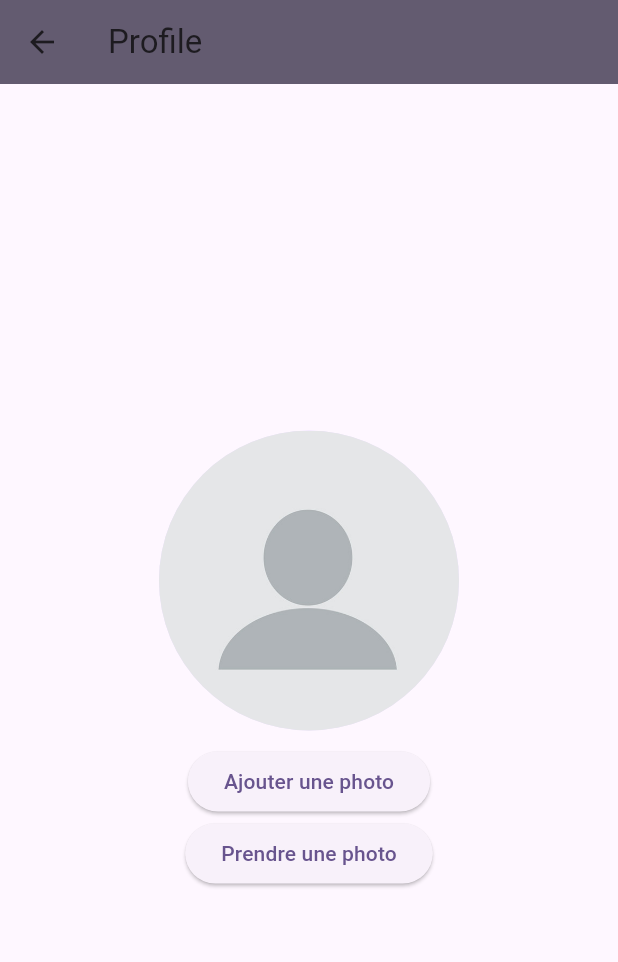
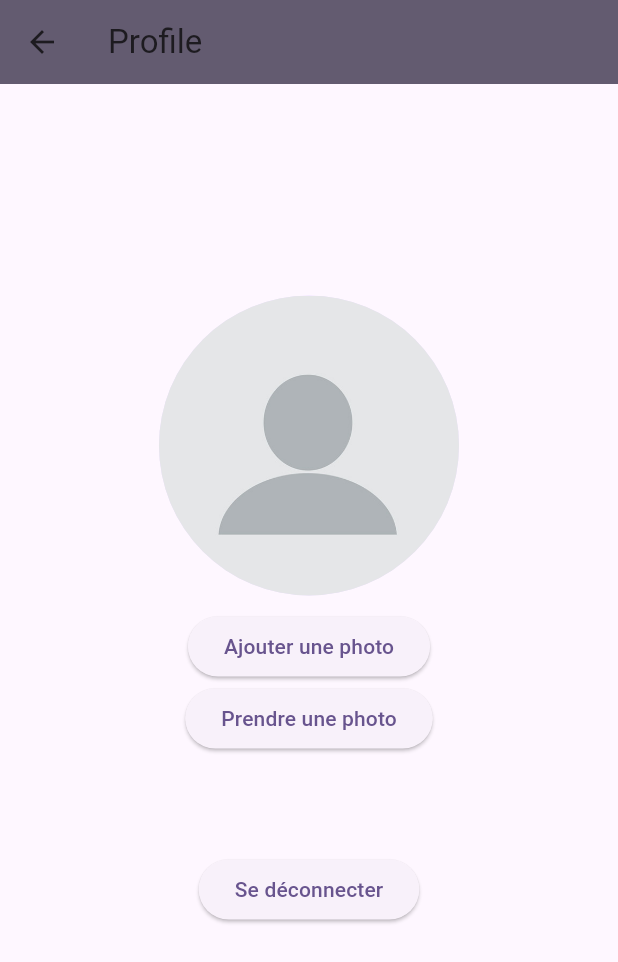
Before and after one commit to Kevin4815/Appli_music, a Flutter app: the ProfilePage screen opened directly, on a phone screen of 412 x 824 dp. Shown: the top 962 px of the screen. Run offline on Flutter 3.47's test engine with Material 3 defaults, Android fonts, the phone set to English and light mode, and no system bars; our stand-ins replace cloud_firestore, firebase_auth, firebase_core, image_picker; accounts and stored records are empty.

Commit message:
correction bug navbar après register

```diff
--- a/appli_music/lib/Auth/login.dart
+++ b/appli_music/lib/Auth/login.dart
@@ -151,7 +151,7 @@ class _LoginPage extends State<LoginPage> {
      );
   }
 
-  void singIn() async {
+  Future<void> singIn() async {
     String email = _emailController.text;
     String password = _passwordController.text;
     try {
--- a/appli_music/lib/Auth/music_style.dart
+++ b/appli_music/lib/Auth/music_style.dart
@@ -1,5 +1,6 @@
 
 import 'package:appli_music/navbar_screens/home_page.dart';
+import 'package:appli_music/navigation_bar/navigationbar.dart';
 import 'package:flutter/material.dart';
 import 'package:cloud_firestore/cloud_firestore.dart';
 
@@ -133,7 +134,7 @@ class _MusicStyle extends State<MusicStyle> {
         context,
         MaterialPageRoute(
           builder: (context) =>
-              MyHomePage(title: 'Styles', id: userId),
+              NavTab(title: 'Styles', id: userId),
         ),
      );
   }
--- a/appli_music/lib/navbar_screens/profile_page.dart
+++ b/appli_music/lib/navbar_screens/profile_page.dart
@@ -1,5 +1,6 @@
 import 'dart:io';
 
+import 'package:firebase_auth/firebase_auth.dart';
 import 'package:flutter/material.dart';
 import 'package:image_picker/image_picker.dart';
 
@@ -41,16 +42,11 @@ class _ProfilePage extends State<ProfilePage> {
   Widget build(BuildContext context) {
     Widget title = Container(
       alignment: Alignment.topCenter,
-      constraints: const BoxConstraints(maxHeight: 170.0),
-      padding: const EdgeInsets.all(16.0),
+      constraints: const BoxConstraints(maxHeight: 50.0),
+      padding: const EdgeInsets.all(5.0),
       child: Column(
         mainAxisAlignment: MainAxisAlignment.center,
         children: [
-          const Column(
-            children: [
-              //ElevatedButton(onPressed: onPressed, child: "Se déconnecter")
-            ],
-          ),
           CircleAvatar(
             radius: 100.0,
             backgroundImage: _profileImage,
@@ -63,6 +59,16 @@ class _ProfilePage extends State<ProfilePage> {
           ElevatedButton(
             onPressed: _pickImage,
             child: const Text('Prendre une photo'),
+          ),
+          Container(
+            padding: const EdgeInsets.all(16.0),
+            child: Padding(
+              padding: const EdgeInsets.symmetric(vertical: 50.0),
+              child: ElevatedButton(
+                onPressed: signOut,
+                child: const Text('Se déconnecter'),
+              ),
+            ),
           ),
         ],
       ),
@@ -85,4 +91,9 @@ class _ProfilePage extends State<ProfilePage> {
       ),
     );
   }
+
+  Future<void> signOut() async {
+    await FirebaseAuth.instance.signOut();
+    Navigator.pushNamed(context, '/login');
+  }
 }
```
